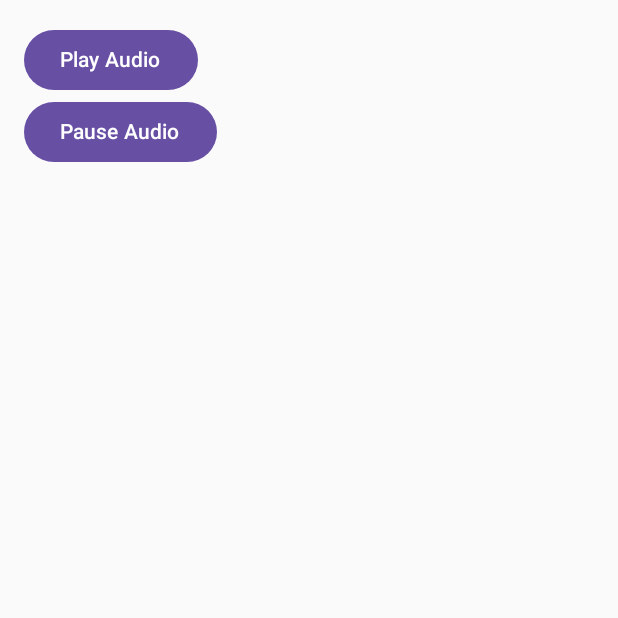
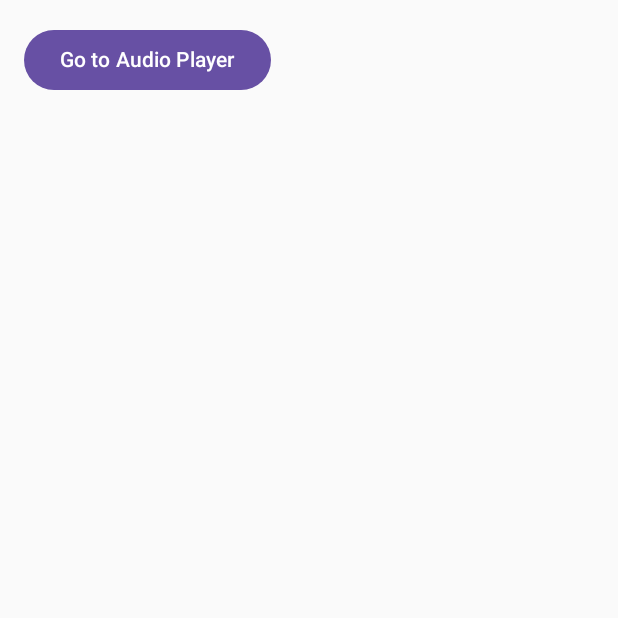
Before and after one commit to entaku0818/AudioMasterAndroid, an Android app built with Jetpack Compose: the screen it shows after launch (MainActivity), on a phone screen of 412 x 824 dp, the top half of it. Run offline under Robolectric (Android 15) with nearby library versions, the phone set to English and light mode, and no system bars.

```diff
--- a/app/src/main/java/com/example/myapplication/MainActivity.kt
+++ b/app/src/main/java/com/example/myapplication/MainActivity.kt
@@ -1,5 +1,6 @@
 package com.example.myapplication
 
+import android.content.Intent
 import android.os.Bundle
 import androidx.activity.ComponentActivity
 import androidx.activity.compose.setContent
@@ -11,28 +12,27 @@ import androidx.compose.foundation.layout.Column
 import androidx.compose.foundation.layout.PaddingValues
 import androidx.compose.foundation.layout.padding
 import androidx.compose.material3.Button
+import androidx.compose.ui.platform.LocalContext
 import androidx.compose.ui.unit.dp
 
 class MainActivity : ComponentActivity() {
 
-    private val viewModel: AudioPlayerViewModel by viewModels()
-
     override fun onCreate(savedInstanceState: Bundle?) {
         super.onCreate(savedInstanceState)
         setContent {
-            AudioPlayerScreen(viewModel)
+            MyApp()
+        }
+    }
+
+    @Composable
+    fun MyApp() {
+        val context = LocalContext.current
+        Column(modifier = Modifier.padding(PaddingValues(16.dp))) {
+            Button(onClick = {
+                context.startActivity(Intent(context, AudioPlayerActivity::class.java))
+            }) {
+                Text(text = "Go to Audio Player")
+            }
         }
     }
 }
-
-@Composable
-fun AudioPlayerScreen(viewModel: AudioPlayerViewModel) {
-    Column(modifier = Modifier.padding(PaddingValues(16.dp))) {
-        Button(onClick = { viewModel.playAudio() }) {
-            Text(text = "Play Audio")
-        }
-        Button(onClick = { viewModel.pauseAudio()}) {
-            Text(text = "Pause Audio")
-        }
-    }
-}
--- a/app/src/main/res/values/strings.xml
+++ b/app/src/main/res/values/strings.xml
@@ -1,3 +1,4 @@
 <resources>
     <string name="app_name">My Application</string>
+    <string name="title_audio_player">音声再生</string>
 </resources>
```
Also changed, not shown: app/src/main/AndroidManifest.xml (+11 -1 lines), app/src/main/java/com/example/myapplication/AudioPlayerActivity.kt (added, +38 -0 lines).
